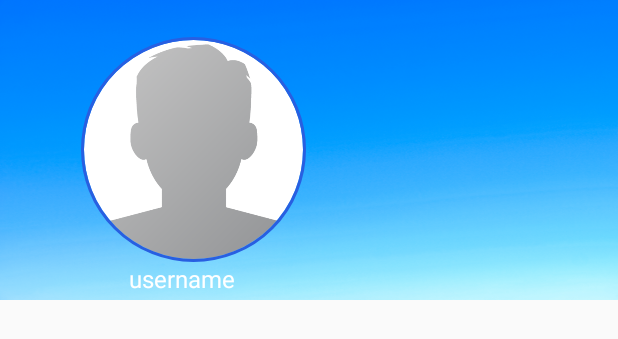
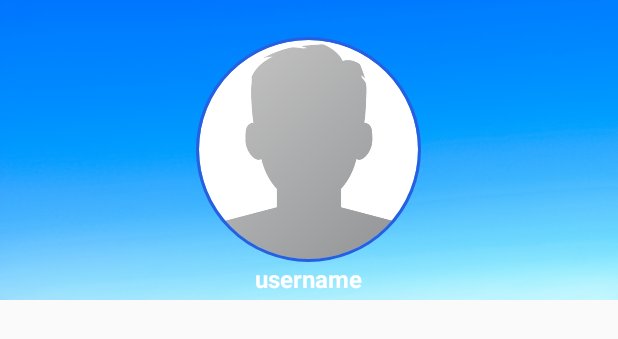
Before and after one commit to issacarzate/proyectopersonal, an Android app: the layout navigation_header.xml on its own in the app's theme, with its tools: preview values and no code run, on a phone screen of 412 x 824 dp. Shown: the top 339 px of the screen. Run offline under Robolectric (Android 15) with nearby library versions, the phone set to English and light mode, and no system bars.

Commit message:
Correccion de errores

```diff
--- a/app/src/main/java/com/example/issac/lmf/AjustesActivity.java
+++ b/app/src/main/java/com/example/issac/lmf/AjustesActivity.java
@@ -185,10 +185,10 @@ public class AjustesActivity extends AppCompatActivity {
             userMap.put("username", username);
             userMap.put("fullname", fullname);
             userMap.put("country", countryname);
-            userMap.put("status", "Lalaland");
+            userMap.put("Lat", "Secret");
+            userMap.put("Lng", "Secreto");
             userMap.put("gender", "No lo se");
             userMap.put("birth", "Nunca");
-            userMap.put("relation", "Secreto");
             UsersRef.updateChildren(userMap).addOnCompleteListener(new OnCompleteListener() {
                 @Override
                 public void onComplete(@NonNull Task task) {
--- a/app/src/main/java/com/example/issac/lmf/logged.java
+++ b/app/src/main/java/com/example/issac/lmf/logged.java
@@ -178,9 +178,11 @@ public class logged extends AppCompatActivity {
             case R.id.nav_settings:
                 Toast.makeText(this, "Ajustes", Toast.LENGTH_SHORT).show();
                 break;
+                /*
             case R.id.nav_post:
                 Toast.makeText(this, "Nuevo Post", Toast.LENGTH_SHORT).show();
                 break;
+                */
             case R.id.nav_Logout:
                 mAuth.signOut();
                 SendUserToLoginActivity();
--- a/app/src/main/res/layout/navigation_header.xml
+++ b/app/src/main/res/layout/navigation_header.xml
@@ -9,11 +9,8 @@
         android:id="@+id/nav_profile_image"
         android:layout_width="150dp"
         android:layout_height="150dp"
-        android:layout_alignParentLeft="true"
-        android:layout_alignParentStart="true"
+        android:layout_centerHorizontal="true"
         android:layout_centerVertical="true"
-        android:layout_marginStart="54dp"
-        android:layout_marginTop="5dp"
         android:src="@drawable/profile"
         app:civ_border_color="@color/colorPrimaryDark"
         app:civ_border_width="2dp" />
@@ -22,12 +19,15 @@
         android:id="@+id/nav_user_full_name"
         android:layout_width="135dp"
         android:layout_height="wrap_content"
+        android:layout_alignEnd="@+id/nav_profile_image"
         android:layout_alignLeft="@+id/nav_profile_image"
+        android:layout_alignRight="@+id/nav_profile_image"
         android:layout_alignStart="@+id/nav_profile_image"
         android:layout_below="@+id/nav_profile_image"
         android:text="username"
         android:textAlignment="center"
         android:textColor="@android:color/background_light"
-        android:textSize="16dp" />
+        android:textSize="16dp"
+        android:textStyle="bold" />
 
 </RelativeLayout>
```
Also changed, not shown: app/src/main/res/menu/navigation_menu.xml (+6 -5 lines), app/src/main/res/mipmap-hdpi/ic_launcher.png, app/src/main/res/mipmap-mdpi/ic_launcher.png, app/src/main/res/mipmap-xhdpi/ic_launcher.png, app/src/main/res/mipmap-xxhdpi/ic_launcher.png, app/src/main/res/mipmap-xxxhdpi/ic_launcher.png.
